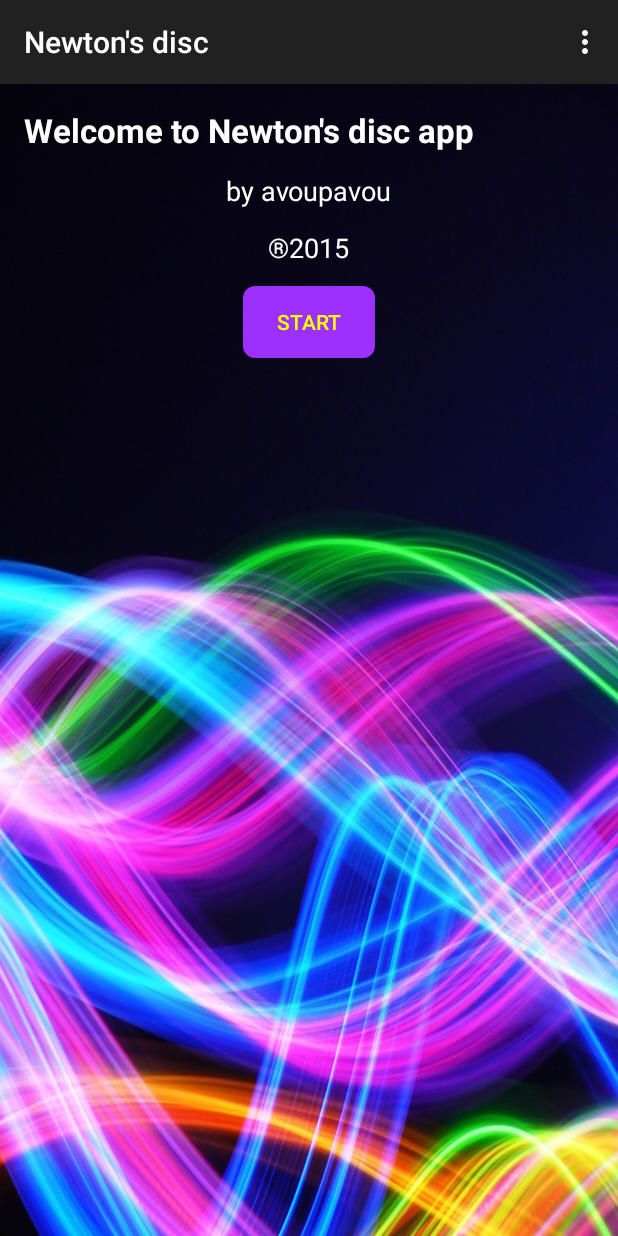
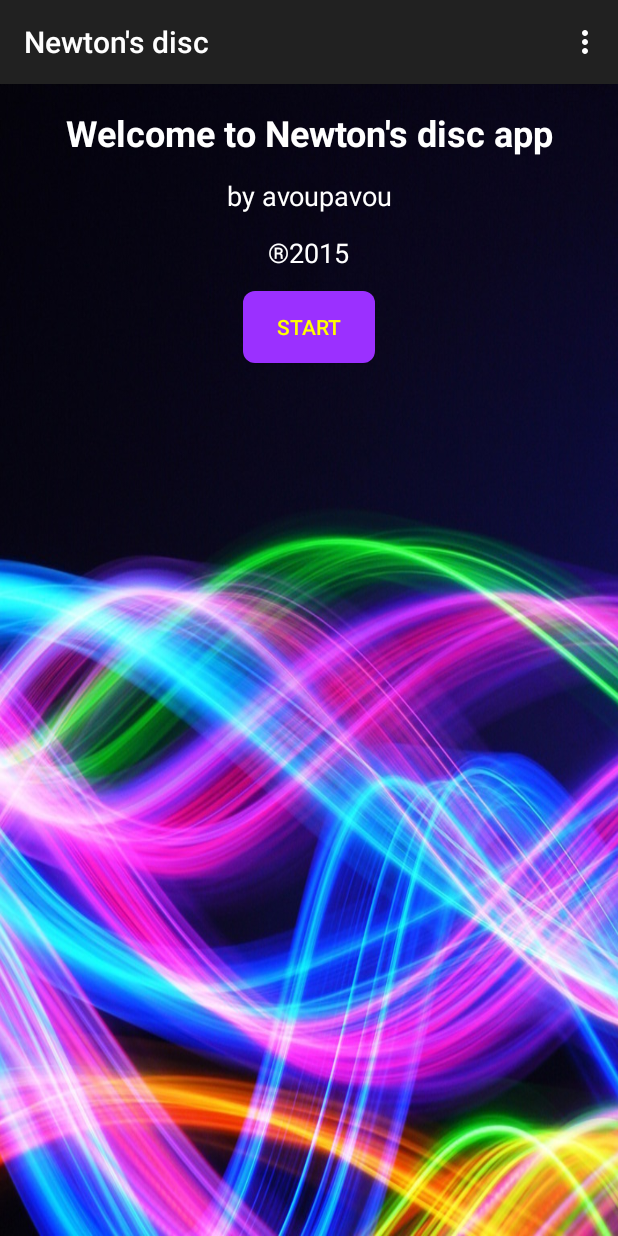
Before and after one commit to avoupavou/NewtonsDisc, an Android app: the screen it shows after launch (MainActivity), on a phone screen of 412 x 824 dp. Run offline under Robolectric (Android 15) with nearby library versions, the phone set to English and light mode, and no system bars.

Commit message:
Migrate to androidX

```diff
--- a/app/src/main/res/layout/activity_main.xml
+++ b/app/src/main/res/layout/activity_main.xml
@@ -8,16 +8,18 @@
 
 
     <TextView
+        android:id="@+id/textViewWelcome"
         android:layout_width="match_parent"
         android:layout_height="wrap_content"
+        android:layout_alignParentTop="true"
+        android:layout_centerHorizontal="true"
+        android:text="@string/welcome_text"
+        android:textAlignment="center"
         android:textAppearance="?android:attr/textAppearanceLarge"
         android:textColor="#FFFFFF"
-        android:textAlignment="center"
-        android:text="@string/welcome_text"
-        android:id="@+id/textViewWelcome"
+        android:textSize="24sp"
         android:textStyle="bold"
-        android:layout_alignParentTop="true"
-        android:layout_centerHorizontal="true" />
+        android:gravity="center_horizontal" />
 
     <TextView
         android:layout_width="wrap_content"
@@ -29,7 +31,8 @@
         android:id="@+id/textViewCreators"
         android:layout_marginTop="13dp"
         android:layout_below="@+id/textViewWelcome"
-        android:layout_centerHorizontal="true" />
+        android:layout_centerHorizontal="true"
+        android:gravity="center_horizontal" />
 
     <TextView
         android:layout_width="wrap_content"
@@ -41,7 +44,8 @@
         android:id="@+id/textViewYear"
         android:layout_marginTop="13dp"
         android:layout_below="@+id/textViewCreators"
-        android:layout_centerHorizontal="true" />
+        android:layout_centerHorizontal="true"
+        android:gravity="center_horizontal" />
 
     <Button
         android:layout_width="wrap_content"
--- a/build.gradle
+++ b/build.gradle
@@ -6,7 +6,7 @@ buildscript {
         google()
     }
     dependencies {
-        classpath 'com.android.tools.build:gradle:4.0.0'
+        classpath 'com.android.tools.build:gradle:4.1.1'
 
         // NOTE: Do not place your application dependencies here; they belong
         // in the individual module build.gradle files
--- a/gradle.properties
+++ b/gradle.properties
@@ -16,3 +16,5 @@
 # This option should only be used with decoupled projects. More details, visit
 # http://www.gradle.org/docs/current/userguide/multi_project_builds.html#sec:decoupled_projects
 # org.gradle.parallel=true
+android.enableJetifier=true
+android.useAndroidX=true
```
Also changed, not shown: app/build.gradle (+7 -7 lines), app/src/main/java/com/avoupavou/newtonsdisc/About.java (+4 -3 lines), app/src/main/java/com/avoupavou/newtonsdisc/MainActivity.java (+11 -11 lines), gradle/wrapper/gradle-wrapper.properties.
